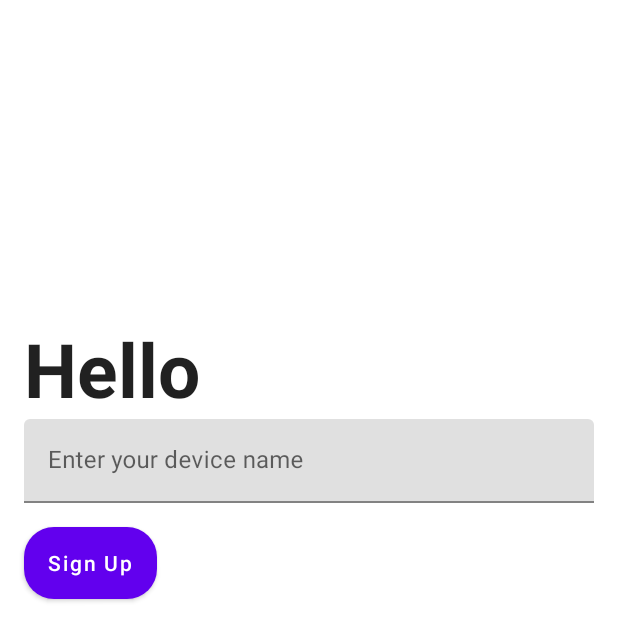
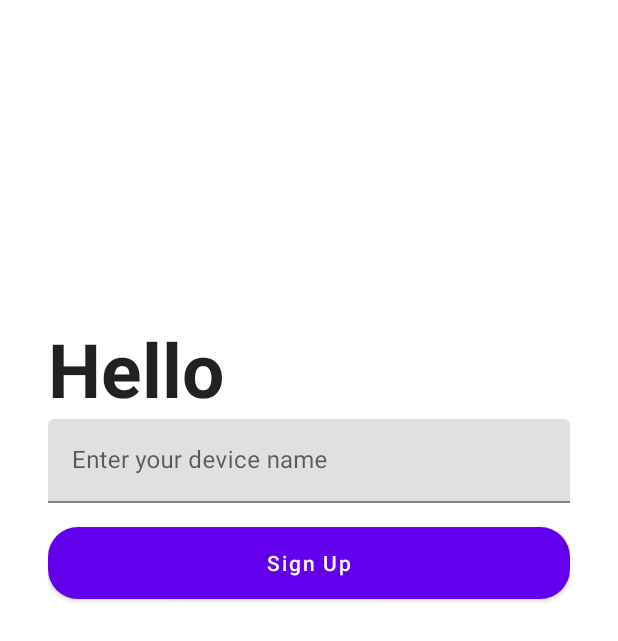
Before and after one commit to Perpetua-Kabute/LetsChat, an Android app: the screen it shows after launch (MainActivity), on a phone screen of 412 x 824 dp. Shown: the top 641 px of the screen. Run offline under Robolectric (Android 15) with nearby library versions, the phone set to English and light mode, and no system bars; our stand-ins replace Room's generated code, data binding.

Commit message:
fix: full width button

```diff
--- a/app/src/main/res/layout/fragment_login.xml
+++ b/app/src/main/res/layout/fragment_login.xml
@@ -10,7 +10,9 @@
             android:layout_width="match_parent"
             android:layout_height="match_parent"
             android:layout_marginTop="@dimen/layout_top_margin"
-            android:orientation="vertical">
+            android:orientation="vertical"
+            android:layout_marginEnd="@dimen/layout_32dp"
+            android:layout_marginStart="@dimen/layout_32dp">
 
             <TextView
                 android:id="@+id/hello"
@@ -20,8 +22,6 @@
                 android:textSize="50sp"
                 android:textStyle="bold"
                 android:text="@string/hello"
-                android:layout_marginStart="@dimen/layout_margin_16dp"
-                android:layout_marginEnd="@dimen/layout_margin_16dp"
                 android:layout_marginTop="@dimen/layout_margin_16dp"/>
             <com.google.android.material.textfield.TextInputLayout
                 android:layout_width="match_parent"
@@ -30,16 +30,13 @@
                     android:id="@+id/deviceName"
                     android:layout_width="match_parent"
                     android:layout_height="wrap_content"
-                    android:layout_marginStart="@dimen/layout_margin_16dp"
-                    android:layout_marginEnd="@dimen/layout_margin_16dp"
                     android:hint="@string/device_name"/>
 
             </com.google.android.material.textfield.TextInputLayout>
             <Button
                 android:id="@+id/signIn"
-                android:layout_width="wrap_content"
+                android:layout_width="match_parent"
                 android:layout_height="wrap_content"
-                android:layout_marginStart="@dimen/layout_margin_16dp"
                 android:layout_marginTop="@dimen/layout_margin_16dp"
                 android:text="@string/sign_up"
                 android:layout_gravity=""
--- a/app/src/main/res/values/dimens.xml
+++ b/app/src/main/res/values/dimens.xml
@@ -4,4 +4,5 @@
     <dimen name="layout_top_margin">140dp</dimen>
     <dimen name="layout_8dp">8dp</dimen>
     <dimen name="layout_48dp">48dp</dimen>
+    <dimen name="layout_32dp">32dp</dimen>
 </resources>
```
